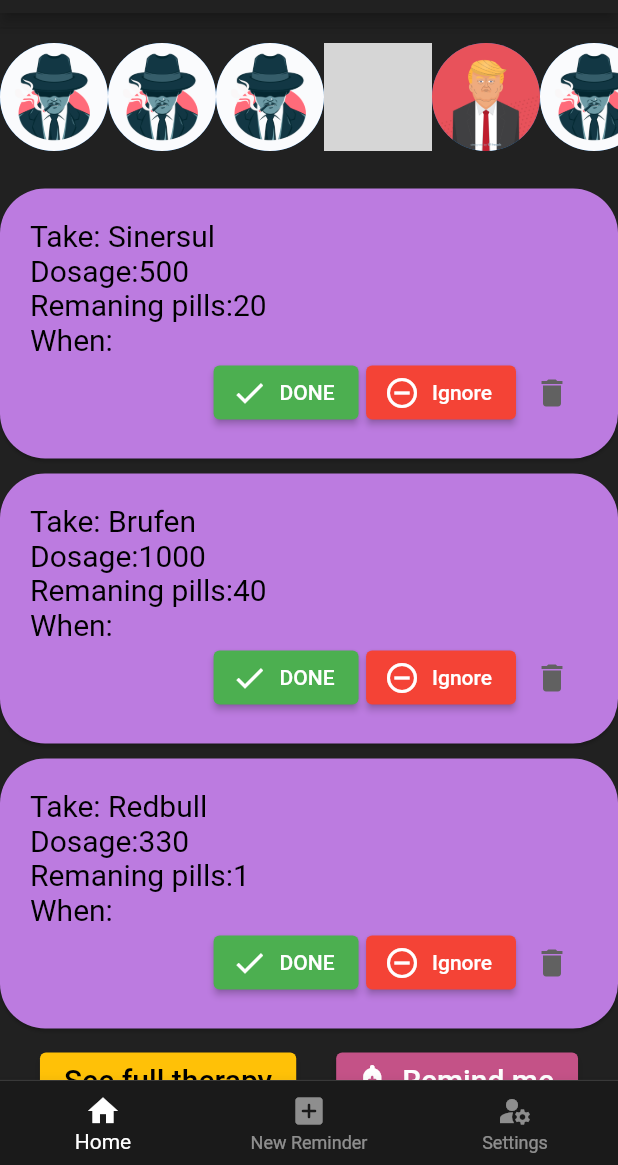
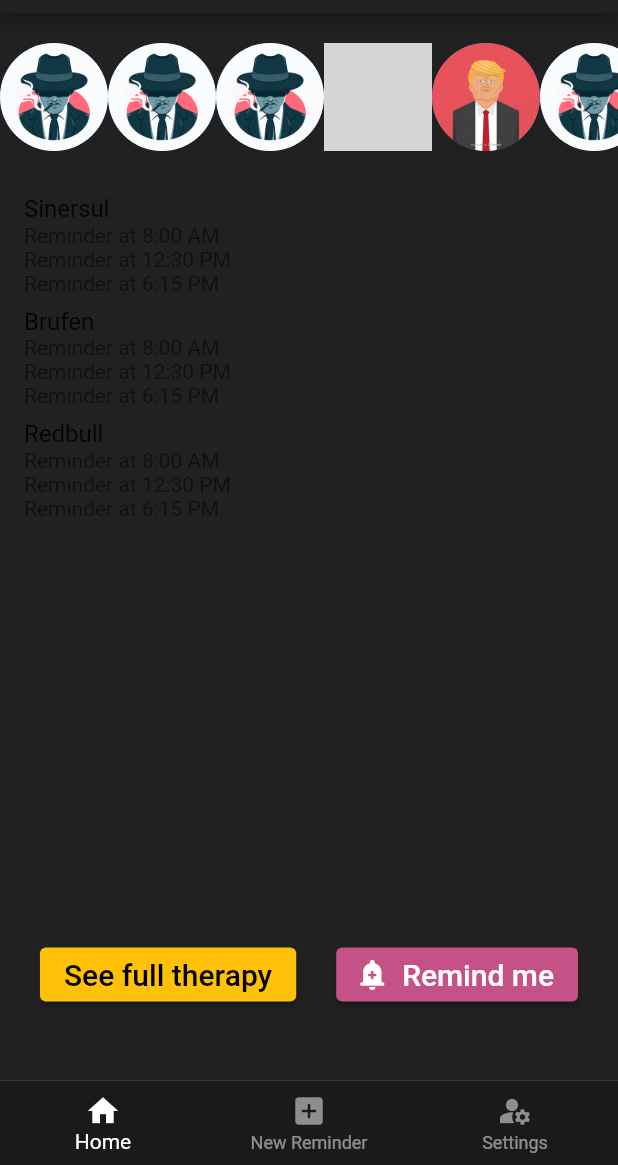
Before and after one commit to mirkomiki/medsearch, a Flutter app: the screen it shows after launch, on a phone screen of 412 x 824 dp, the part 71-1236 px from its top. Run offline on Flutter 3.47's test engine with Material 2 defaults, Android fonts, the phone set to English and light mode, and no system bars; our stand-ins replace animated_splash_screen, flutter_spinkit; missing offline and left inert: animated_snack_bar; grey boxes are pictures that could not be loaded.

Commit message:
demo for reminders(find way to sort them)

```diff
--- a/lib/Pages/home.dart
+++ b/lib/Pages/home.dart
@@ -1,5 +1,6 @@
 import 'package:flutter/material.dart';
 import 'package:medsearch/TypesOfData/dailyTherapyCard.dart';
+import 'package:medsearch/TypesOfData/therapy.dart';
 import 'package:medsearch/globals.dart';
 class Home extends StatefulWidget {
   const Home({super.key});
@@ -11,8 +12,26 @@
 class _HomeState extends State<Home> {
 
 
+  List<Therapy> filterTherapiesForToday() {
+    final now = DateTime.now();
+    final today = DateTime(now.year, now.month, now.day);
+
+    final filteredTherapies = therapies.where((therapy) {
+      return therapy.firstDay.day <= today.day
+      && therapy.firstDay.month <= today.month
+      && therapy.firstDay.year <= today.year
+      && therapy.lastDay.year >= today.year
+      && therapy.lastDay.month >= today.month
+      && therapy.lastDay.day >= today.day;
+    },).toList();
+
+    return filteredTherapies;
+  }
+
   @override
   Widget build(BuildContext context) {
+    final todayReminders = filterTherapiesForToday();
+
 
     return Scaffold(
     backgroundColor: Colors.grey[900],
@@ -47,7 +66,29 @@
           height: 25,
           color: Colors.grey[900],
         ),
-        Column(
+        SizedBox(
+
+          height: 500,
+          child: ListView.builder(
+          itemCount: todayReminders.length,
+          itemBuilder: (context, index) {
+            final therapy = todayReminders[index];
+            return ListTile(
+              title: Text(therapy.name),
+              subtitle: Column(
+                crossAxisAlignment: CrossAxisAlignment.start,
+                children: therapy.timeToTake
+                    .map((time) => Text('Reminder at ${time.format(context)}'))
+                    .toList(),
+                ),
+              );
+            },
+          ),
+
+      ),
+
+
+        /* Column(
           children:
             therapies.map(
               (therapy) => DailyTherapyCard(
@@ -57,7 +98,7 @@
                   therapies.remove(therapy);
                 });
               })).toList(),
-        ),
+        ), */
 
 
         Row(
--- a/lib/globals.dart
+++ b/lib/globals.dart
@@ -4,9 +4,16 @@
 // FILE WITH GLOBAL VARIABLES AND FUNCTIONS
 
 List<Therapy> therapies = [
-    Therapy('Sinersul', 500, 1, 20, DateTime.now(), DateTime.now(), []),
-    Therapy('Brufen', 1000, 2, 40, DateTime.now(), DateTime.now(), []),
-    Therapy('Redbull', 330, 1, 1, DateTime.now(), DateTime.now(), []),
+    Therapy('Sinersul', 500, 1, 20, DateTime.now(), DateTime.now().add(const Duration(days: 1)), [const TimeOfDay(hour: 8, minute: 0),
+    const TimeOfDay(hour: 12, minute: 30),
+    const TimeOfDay(hour: 18, minute: 15),]),
+    Therapy('Brufen', 1000, 2, 40, DateTime.now(),  DateTime.now().add(const Duration(days: 1)), [const TimeOfDay(hour: 8, minute: 0),
+    const TimeOfDay(hour: 12, minute: 30),
+    const TimeOfDay(hour: 18, minute: 15),]),
+    Therapy('Redbull', 330, 1, 1, DateTime.now(),  DateTime.now().add(const Duration(days: 1)), [const TimeOfDay(hour: 8, minute: 0),
+    const TimeOfDay(hour: 12, minute: 30),
+    const TimeOfDay(hour: 18, minute: 15),]),
+
   ];
   Therapy getFromTherapies(int index){
     return therapies.elementAt(index);
@@ -17,3 +24,7 @@
   }
   int selectedPageIndex = 0;
   int globalDailyReminders = 1;
+  List<DateTime> dailyReminders = [];
+  void generateDailyReminders () {
+
+  }
```
